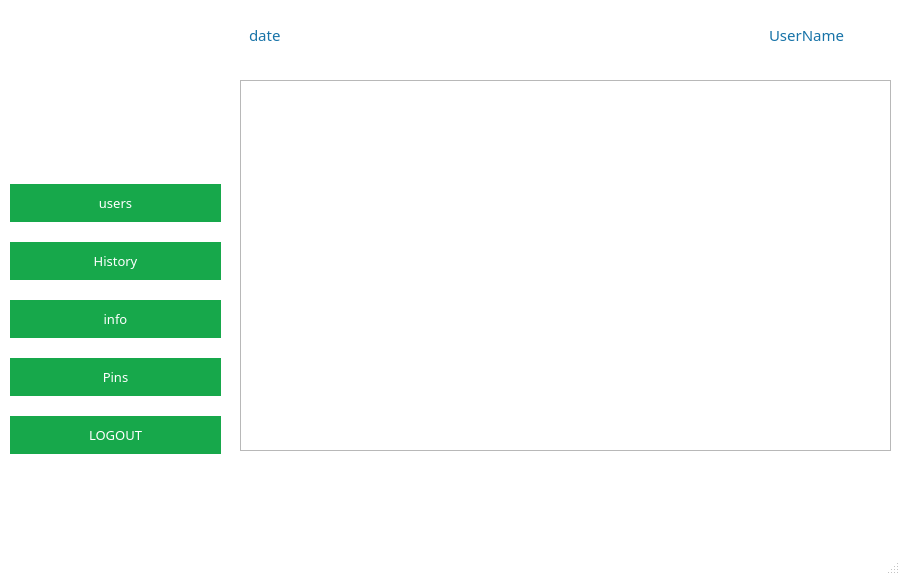
Old version of the form ui/admin.ui in the repository HamzaMPSY/qt_app_mts.
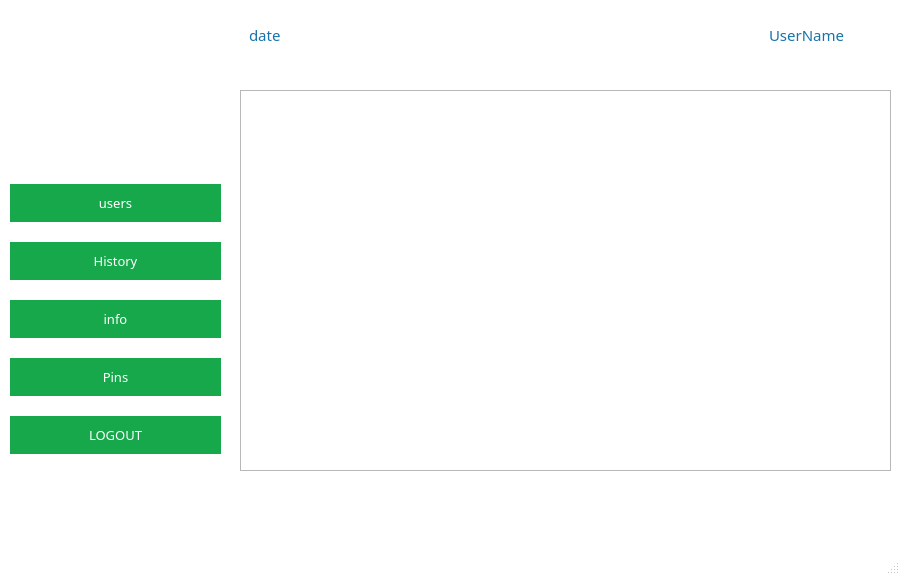
New version of the form. Icons and pictures are not drawn.

```diff
--- a/ui/admin.ui
+++ b/ui/admin.ui
@@ -134,9 +134,9 @@
     <property name="geometry">
      <rect>
       <x>240</x>
-      <y>80</y>
+      <y>90</y>
       <width>651</width>
-      <height>371</height>
+      <height>381</height>
      </rect>
     </property>
     <property name="orientation">
```
